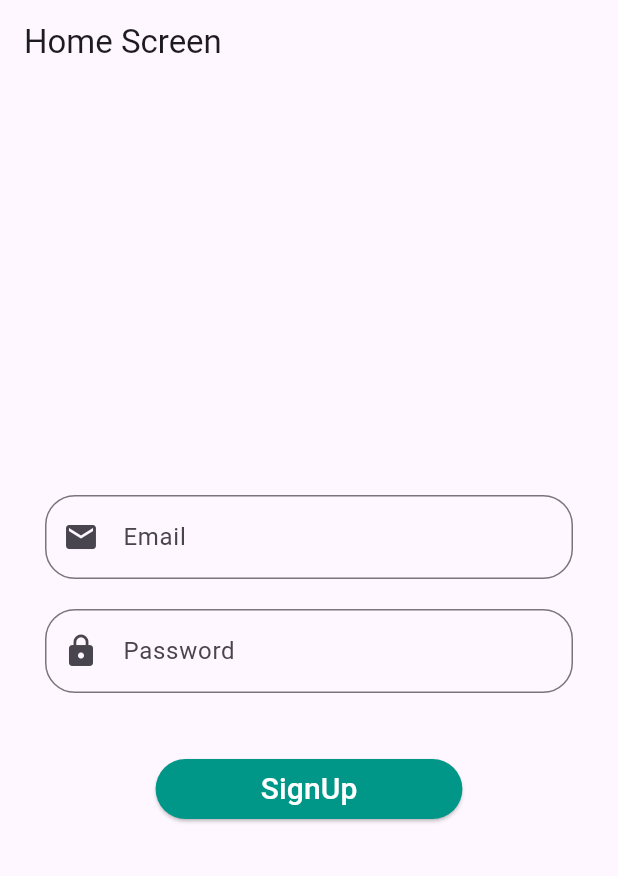
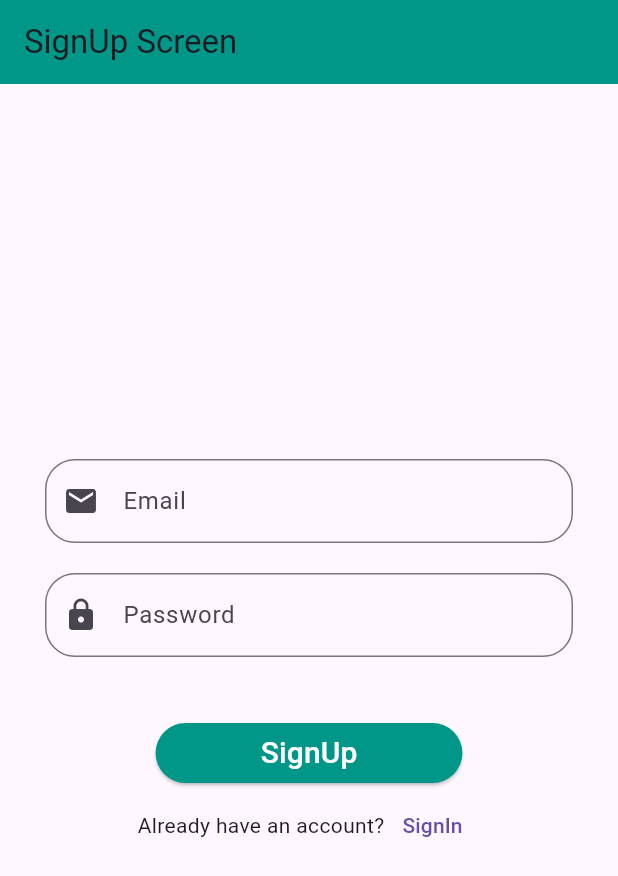
Before and after one commit to saqibcheema/flutter-firebase, a Flutter app: the screen it shows after launch, on a phone screen of 412 x 824 dp. Shown: the top 876 px of the screen. Run offline on Flutter 3.47's test engine with Material 3 defaults, Android fonts, the phone set to English and light mode, and no system bars; our stand-ins replace firebase_auth, firebase_core, fluttertoast; accounts and stored records are empty; statements that could not run were skipped.

Commit message:
Google SignIn

```diff
--- /dev/null
+++ b/Firebase_Auth/firebase_auth_example/lib/Auth/Auth_Check.dart
@@ -0,0 +1,25 @@
+import 'package:firebase_auth/firebase_auth.dart';
+import 'package:flutter/material.dart';
+
+import '../Screens/home_screen.dart';
+import '../Screens/signIn_screen.dart';
+
+class AuthCheck extends StatelessWidget {
+  const AuthCheck({super.key});
+
+  @override
+  Widget build(BuildContext context) {
+    return StreamBuilder(
+        stream: FirebaseAuth.instance.authStateChanges(),
+        builder: (context,snapshot){
+          if(snapshot.hasData){
+            return HomeScreen();
+          }else if(snapshot.hasError){
+            return Center(child: Text('Something went wrong. Please, try again later.'),);
+          }else{
+            return SignInScreen();
+          }
+        }
+    );
+  }
+}
--- a/Firebase_Auth/firebase_auth_example/lib/Screens/login_screen.dart
+++ b/Firebase_Auth/firebase_auth_example/lib/Screens/login_screen.dart
@@ -1,8 +1,8 @@
 import 'package:firebase_auth/firebase_auth.dart';
 import 'package:flutter/material.dart';
-import 'package:fluttertoast/fluttertoast.dart';
-
+import '../Utils/routes.dart';
 import '../Utils/utils.dart';
+import '../widgets/signin_button.dart';
 import '../widgets/login_signup_button.dart';
 
 class LoginScreen extends StatefulWidget {
@@ -21,8 +21,9 @@ class _LoginScreenState extends State<LoginScreen> {
   Widget build(BuildContext context) {
     return Scaffold(
       appBar: AppBar(
-        title: Text('Firebase Auth'),
+        title: Text('Login Screen'),
         backgroundColor: Colors.teal,
+        automaticallyImplyLeading: false,
       ),
       body: Padding(
         padding: const EdgeInsets.all(30.0),
@@ -31,6 +32,7 @@ class _LoginScreenState extends State<LoginScreen> {
           child: Column(
             mainAxisAlignment: MainAxisAlignment.center,
             children: [
+              SignInButton(),
               TextFormField(
                 controller: _emailController,
                 decoration: InputDecoration(
@@ -74,7 +76,7 @@ class _LoginScreenState extends State<LoginScreen> {
                     FirebaseAuth.instance
                         .signInWithEmailAndPassword(email: email, password: password)
                         .then((userCredential) {
-                      Navigator.pushNamedAndRemoveUntil(context, '/Home', (route) => false);
+                          Navigator.pushNamed(context, Routes.authCheck);
                     }).catchError((error) {
                       // Handle error properly
                       String message = '';
@@ -88,6 +90,15 @@ class _LoginScreenState extends State<LoginScreen> {
                   }
                 },
               ),
+              Row(
+                mainAxisAlignment: MainAxisAlignment.center,
+                children: [
+                  Text('DO not have an account'),
+                  TextButton(onPressed: (){
+                    Navigator.pushNamed(context, Routes.signIn);
+                  }, child: Text('SignIn'))
+                ],
+              )
             ],
           ),
         ),
--- a/Firebase_Auth/firebase_auth_example/lib/Screens/signIn_screen.dart
+++ b/Firebase_Auth/firebase_auth_example/lib/Screens/signIn_screen.dart
@@ -1,5 +1,6 @@
 import 'package:firebase_auth/firebase_auth.dart';
 import 'package:flutter/material.dart';
+import '../Utils/routes.dart';
 import '../Utils/utils.dart';
 import '../widgets/login_signup_button.dart';
 
@@ -47,7 +48,9 @@ class _SignInScreenState extends State<SignInScreen> {
   Widget build(BuildContext context) {
     return Scaffold(
       appBar: AppBar(
-        title: Text("Home Screen"),
+        backgroundColor: Colors.teal,
+        title: Text("SignUp Screen"),
+        automaticallyImplyLeading: false,
       ),
       body: Padding(
         padding: const EdgeInsets.all(30.0),
@@ -105,7 +108,16 @@ class _SignInScreenState extends State<SignInScreen> {
                 if(_formKey.currentState!.validate()){
                   signIn();
                 }
-              },)
+              },),
+              Row(
+                mainAxisAlignment: MainAxisAlignment.center,
+                children: [
+                  Text('Already have an account?'),
+                  TextButton(onPressed: (){
+                    Navigator.pushNamed(context, Routes.login);
+                  }, child: Text('SignIn'))
+                ],
+              )
             ],
           ),
         ),
--- /dev/null
+++ b/Firebase_Auth/firebase_auth_example/lib/Utils/routes.dart
@@ -0,0 +1,20 @@
+import 'package:firebase_auth_example/Auth/Auth_Check.dart';
+import 'package:flutter/material.dart';
+
+import '../Screens/home_screen.dart';
+import '../Screens/login_screen.dart';
+import '../Screens/signIn_screen.dart';
+
+class Routes{
+  static const String signIn = '/';
+  static const String login = '/LogIn';
+  static const String home = '/Home';
+  static const String authCheck = '/AuthCheck';
+
+  static Map<String, WidgetBuilder> routes = {
+    signIn: (context) => SignInScreen(),
+    login: (context) => LoginScreen(),
+    home: (context) => HomeScreen(),
+    authCheck : (context) => AuthCheck()
+  };
+}
--- a/Firebase_Auth/firebase_auth_example/lib/main.dart
+++ b/Firebase_Auth/firebase_auth_example/lib/main.dart
@@ -1,9 +1,7 @@
+import 'package:firebase_auth_example/Auth/Auth_Check.dart';
+import 'package:firebase_auth_example/Utils/routes.dart';
 import 'package:firebase_core/firebase_core.dart';
 import 'package:flutter/material.dart';
-
-import 'Screens/home_screen.dart';
-import 'Screens/signIn_screen.dart';
-import 'Screens/login_screen.dart';
 import 'firebase_options.dart';
 
 void main() async {
@@ -21,12 +19,8 @@ class MyApp extends StatelessWidget {
   Widget build(BuildContext context) {
     return MaterialApp(
       debugShowCheckedModeBanner: false,
-      routes: {
-        '/' : (context) => SignInScreen(),
-        '/LogIn' : (context) => LoginScreen(),
-        '/Home' : (context) => HomeScreen(),
-      },
-      initialRoute: '/',
+      routes: Routes.routes,
+      initialRoute: Routes.authCheck,
     );
   }
 }
--- a/Firebase_Auth/firebase_auth_example/pubspec.yaml
+++ b/Firebase_Auth/firebase_auth_example/pubspec.yaml
@@ -37,6 +37,7 @@ dependencies:
   firebase_core: ^4.1.1
   firebase_auth: ^6.1.0
   fluttertoast: ^9.0.0
+  google_sign_in: ^7.2.0
 
 dev_dependencies:
   flutter_test:
```
Also changed, not shown: Firebase_Auth/firebase_auth_example/lib/Screens/home_screen.dart (+20 -2 lines), Firebase_Auth/firebase_auth_example/lib/widgets/signin_button.dart (added, +27 -0 lines), Firebase_Auth/firebase_auth_example/lib/logic/google_signin.dart (added), Firebase_Auth/firebase_auth_example/pubspec.lock, 5 other files.
